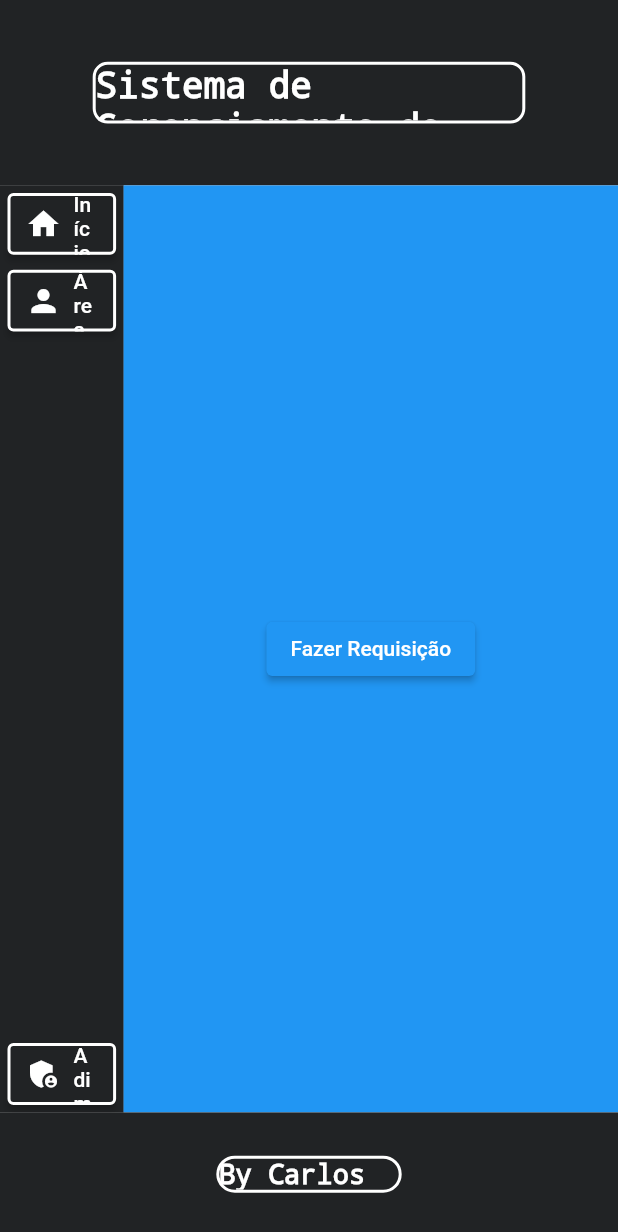
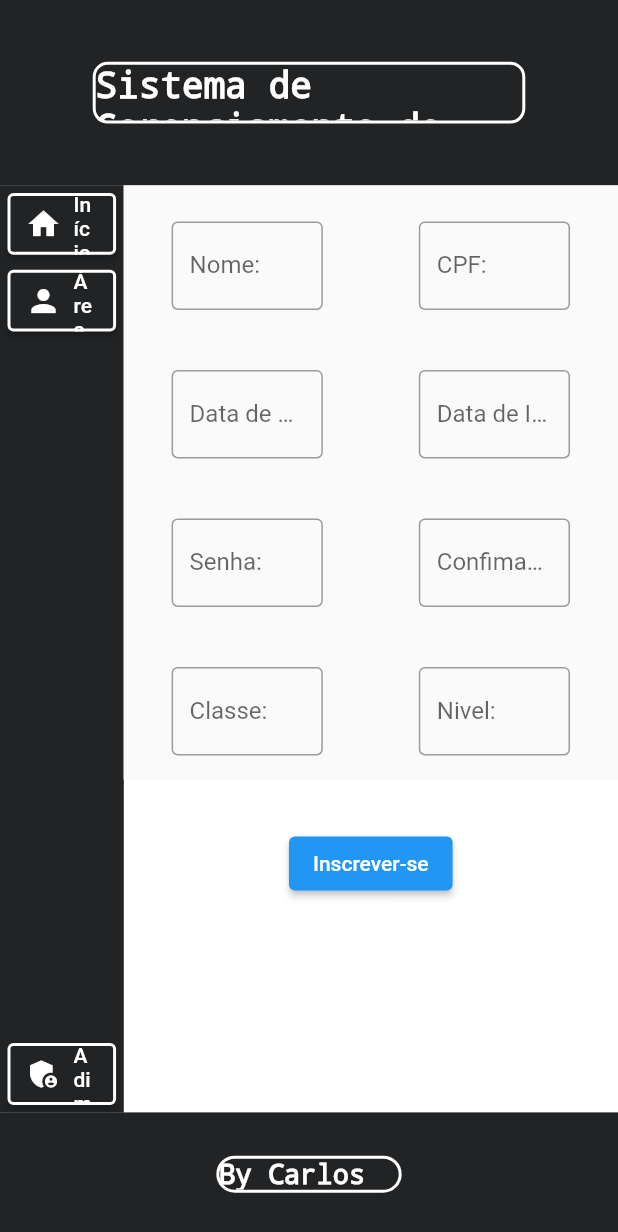
Before and after one commit to HenriqueRici/sgps-app, a Flutter app: the BodyInscricoes screen opened by its route, on a phone screen of 412 x 824 dp. Shown: the top 1232 px of the screen. Run offline on Flutter 3.47's test engine with Material 2 defaults, Android fonts, the phone set to English and light mode, and no system bars; our stand-ins replace dio, get, get_storage; missing offline and left inert: cpf_cnpj_validator; accounts and stored records are empty; network calls fail; statements that could not run were skipped.

Commit message:
implementa tela inscricao

```diff
--- a/lib/domain/controller/participante_controller.dart
+++ b/lib/domain/controller/participante_controller.dart
@@ -1,14 +1,51 @@
+import 'package:flutter/material.dart';
 import 'package:get/get.dart';
 import 'package:sgps/domain/models/participante.dart';
 import 'package:sgps/domain/repositories/participante_repository.dart';
 
 class ParticipanteController extends GetxController {
+  TextEditingController nomeController = TextEditingController();
+  TextEditingController cpfController = TextEditingController();
+  TextEditingController dataNascimentoController = TextEditingController();
+  TextEditingController dataIngressoController = TextEditingController();
+  TextEditingController senhaController = TextEditingController();
+  TextEditingController confirmarSenhaController = TextEditingController();
+  TextEditingController classeController = TextEditingController();
+  TextEditingController nivelController = TextEditingController();
+
   final _participante = ''.obs;
   ParticipanteRepository repository;
 
   ParticipanteController({required this.repository});
 
   String get response => _participante.value;
+
+  @override
+  void onInit() async {
+    nomeController = TextEditingController();
+    cpfController = TextEditingController();
+    dataNascimentoController = TextEditingController();
+    dataIngressoController = TextEditingController();
+    senhaController = TextEditingController();
+    confirmarSenhaController = TextEditingController();
+    classeController = TextEditingController();
+    nivelController = TextEditingController();
+    super.onInit();
+  }
+
+  Participante dadosParticipante(int idSeletivo) {
+    return Participante(
+        nome: nomeController.text,
+        cpf: cpfController.text,
+        confirmacaoCpf: cpfController.text,
+        dataNascimento: dataNascimentoController.text,
+        dataIngresso: dataIngressoController.text,
+        senha: senhaController.text,
+        confirmacaoSenha: confirmarSenhaController.text,
+        classe: classeController.text,
+        nivel: nivelController.text,
+        idProcessoSeletivo: idSeletivo);
+  }
 
   Future<void> create(Participante participante) async {
     final response = await repository.createParticipante(participante);
--- a/lib/domain/models/participante.dart
+++ b/lib/domain/models/participante.dart
@@ -8,7 +8,7 @@ class Participante {
   String? nivel;
   String? senha;
   String? confirmacaoSenha;
-  String? idProcessoSeletivo;
+  int? idProcessoSeletivo;
 
   Participante(
       {this.nome,
--- a/lib/widgets/body_home.dart
+++ b/lib/widgets/body_home.dart
@@ -13,8 +13,8 @@ class BodyHome extends GetView<ProcessoSeletivoController> {
   @override
   Widget build(BuildContext context) {
     return SizedBox(
-      height: MediaQuery.of(context).size.height * 0.75,
-      width: MediaQuery.of(context).size.width * 0.80,
+      //height: MediaQuery.of(context).size.height * 0.75,
+      //width: MediaQuery.of(context).size.width * 0.80,
       child: Flex(
         direction: Axis.vertical,
         children: [_bodyHome(context)],
@@ -29,7 +29,7 @@ class BodyHome extends GetView<ProcessoSeletivoController> {
         children: [
           Container(
             height: 80,
-            width: MediaQuery.of(context).size.width * 0.85,
+            width: MediaQuery.of(context).size.width,
             color: const Color.fromARGB(255, 62, 65, 68),
             padding: const EdgeInsets.all(8.0),
             child: const Column(
--- a/lib/widgets/body_inscricoes.dart
+++ b/lib/widgets/body_inscricoes.dart
@@ -2,37 +2,107 @@ import 'package:flutter/material.dart';
 import 'package:get/get.dart';
 import 'package:sgps/domain/controller/participante_controller.dart';
 
-import '../domain/models/participante.dart';
-
 class BodyInscricoes extends GetView<ParticipanteController> {
-  const BodyInscricoes({super.key});
+  BodyInscricoes({super.key});
 
   @override
   Widget build(BuildContext context) {
-    // final String id = Get.arguments;
-    return Container(
-      color: Colors.blue,
-      child: Center(
-        child: ElevatedButton(
-          onPressed: () {
-            //controller.checkCpfByEdital('3', '06465533138');
-            //   controller.create(Participante(
-            //       nome: 'Joao',
-            //       cpf: '64765640051',
-            //       confirmacaoCpf: '64765640051',
-            //       dataNascimento: '09/09/1999',
-            //       dataIngresso: '02/02/2020',
-            //       classe: 'C',
-            //       nivel: 'N012',
-            //       senha: 'a123',
-            //       confirmacaoSenha: 'a123',
-            //       idProcessoSeletivo: '1'));
-          },
-          child: const Text('Fazer Requisição'),
-          // Text(
-          //   'ID: $id',
-          //   style: const TextStyle(fontSize: 100),
-          // ),
+    //final String id = Get.arguments;
+    return SizedBox(
+      child: Flex(
+        direction: Axis.vertical,
+        children: [_bodyInscricoes(context)],
+      ),
+    );
+  }
+
+  Widget _bodyInscricoes(BuildContext context) {
+    return Expanded(
+      child: SingleChildScrollView(
+        child: Column(
+          children: [
+            Row(
+              children: [
+                Expanded(
+                  child: _textFieldBuild(controller.nomeController, 'Nome:',
+                      false), //requerir campo em todos
+                ),
+                Expanded(
+                  child:
+                      _textFieldBuild(controller.cpfController, 'CPF:', false),
+                ),
+              ],
+            ),
+            Row(children: [
+              Expanded(
+                child: _textFieldBuild(controller.dataNascimentoController,
+                    'Data de Nascimento:', false), // calendario de seleção
+              ),
+              Expanded(
+                child: _textFieldBuild(controller.dataIngressoController,
+                    'Data de Ingresso:', false),
+              ),
+            ]),
+            Row(
+              children: [
+                Expanded(
+                  child: _textFieldBuild(controller.senhaController, 'Senha:',
+                      true), // exibir senha
+                ),
+                Expanded(
+                  child: _textFieldBuild(controller.confirmarSenhaController,
+                      'Confimação de Senha:', true),
+                ),
+              ],
+            ),
+            Row(
+              children: [
+                Expanded(
+                  child: _textFieldBuild(
+                      controller.classeController, 'Classe:', false),
+                ),
+                Expanded(
+                  child: _textFieldBuild(
+                      controller.nivelController, 'Nivel:', false),
+                ),
+              ],
+            ),
+            const Padding(padding: EdgeInsets.only(top: 32.0)),
+            ElevatedButton(
+              onPressed: () async {
+                await controller.create(
+                    controller.dadosParticipante(int.parse(Get.arguments)));
+                controller.nomeController = TextEditingController();
+                controller.cpfController = TextEditingController();
+                controller.dataNascimentoController = TextEditingController();
+                controller.dataIngressoController = TextEditingController();
+                controller.senhaController = TextEditingController();
+                controller.confirmarSenhaController = TextEditingController();
+                controller.classeController = TextEditingController();
+                controller.nivelController = TextEditingController();
+                Get.toNamed('/');
+              },
+              child: const Text('Inscrever-se'),
+            ),
+          ],
+        ),
+      ),
+    );
+  }
+
+  Widget _textFieldBuild(
+      TextEditingController controllerField, String label, bool senha) {
+    return Material(
+      child: Padding(
+        padding: const EdgeInsets.only(
+            top: 24.0, bottom: 16.0, left: 32.0, right: 32.0),
+        child: TextField(
+          controller: controllerField,
+          obscureText: senha,
+          decoration: InputDecoration(
+            border: const OutlineInputBorder(),
+            labelText: label,
+          ),
         ),
       ),
     );
--- a/lib/widgets/side_bar.dart
+++ b/lib/widgets/side_bar.dart
@@ -44,7 +44,7 @@ class SideBar extends StatelessWidget {
         width: MediaQuery.of(context).size.width,
         child: ElevatedButton.icon(
           onPressed: () {
-            Get.offAllNamed(path);
+            Get.toNamed(path);
           },
           icon: Icon(icon),
           label: Text(label),
```
Also changed, not shown: lib/main.dart (+3 -5 lines).
